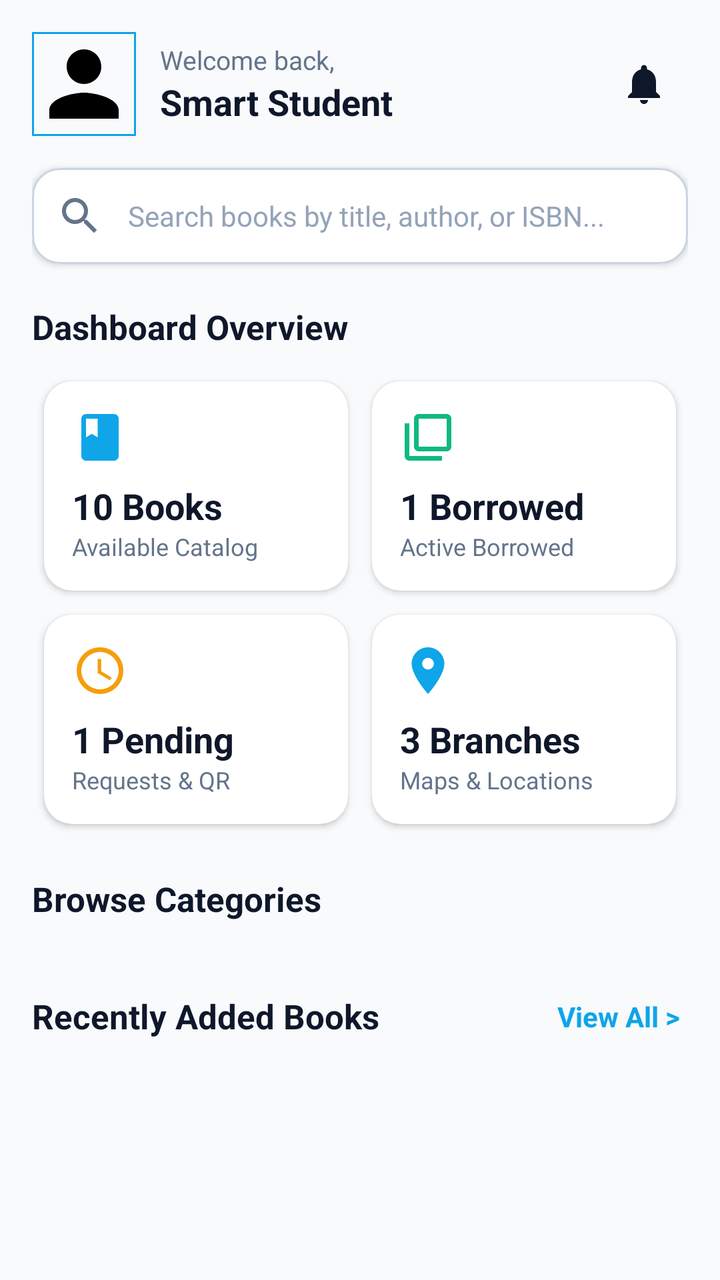
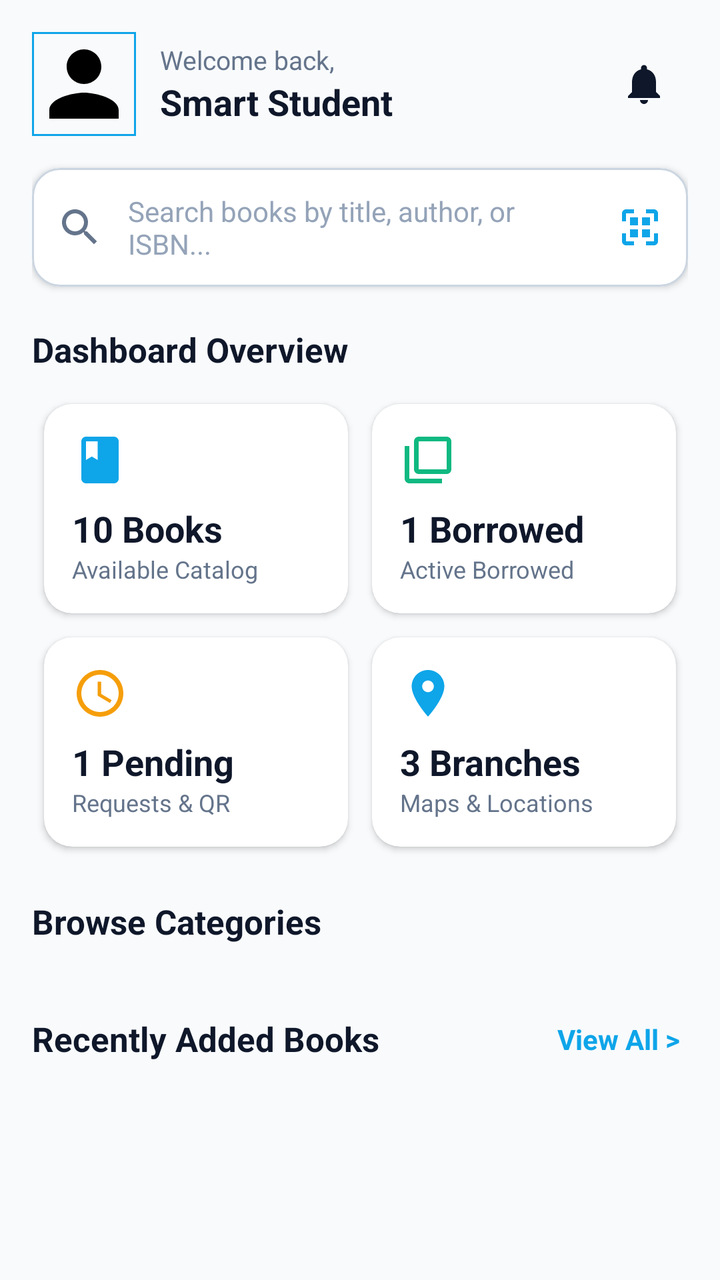

An Android layout rendered at two revisions. The XML below is the earlier revision; the diff shows what the commit changed to produce the second picture.
<!-- AndroidManifest.xml: application theme Theme.SmartLibrary -->
<!-- res/layout/fragment_home.xml -->
<?xml version="1.0" encoding="utf-8"?>
<androidx.core.widget.NestedScrollView xmlns:android="http://schemas.android.com/apk/res/android"
    xmlns:app="http://schemas.android.com/apk/res-auto"
    android:layout_width="match_parent"
    android:layout_height="match_parent"
    android:background="@color/background"
    android:clipToPadding="false"
    android:fillViewport="true">

    <LinearLayout
        android:layout_width="match_parent"
        android:layout_height="wrap_content"
        android:orientation="vertical"
        android:paddingHorizontal="16dp"
        android:paddingTop="16dp"
        android:paddingBottom="90dp">

        
        <RelativeLayout
            android:layout_width="match_parent"
            android:layout_height="wrap_content">

            <com.google.android.material.imageview.ShapeableImageView
                android:id="@+id/imgHomeProfile"
                android:layout_width="52dp"
                android:layout_height="52dp"
                android:layout_alignParentStart="true"
                android:contentDescription="Profile Photo"
                android:scaleType="centerCrop"
                android:src="@drawable/ic_profile"
                app:cornerSize="50%"
                app:strokeColor="@color/accent"
                app:strokeWidth="2dp" />

            <LinearLayout
                android:layout_width="wrap_content"
                android:layout_height="wrap_content"
                android:layout_centerVertical="true"
                android:layout_marginStart="12dp"
                android:layout_toEndOf="@id/imgHomeProfile"
                android:orientation="vertical">

                <TextView
                    android:id="@+id/tvGreeting"
                    android:layout_width="wrap_content"
                    android:layout_height="wrap_content"
                    android:text="Welcome back,"
                    android:textColor="@color/text_secondary"
                    android:textSize="13sp" />

                <TextView
                    android:id="@+id/tvHomeUserName"
                    android:layout_width="wrap_content"
                    android:layout_height="wrap_content"
                    android:text="Smart Student"
                    android:textColor="@color/text_primary"
                    android:textSize="18sp"
                    android:textStyle="bold" />
            </LinearLayout>

            <ImageView
                android:id="@+id/btnNotificationHeader"
                android:layout_width="44dp"
                android:layout_height="44dp"
                android:layout_alignParentEnd="true"
                android:layout_centerVertical="true"
                android:background="?attr/selectableItemBackgroundBorderless"
                android:contentDescription="Notifications"
                android:padding="10dp"
                android:src="@drawable/ic_notification"
                app:tint="@color/text_primary" />
        </RelativeLayout>

        
        <com.google.android.material.card.MaterialCardView
            android:id="@+id/cardHomeSearch"
            android:layout_width="match_parent"
            android:layout_height="wrap_content"
            android:layout_marginTop="16dp"
            app:cardBackgroundColor="@color/surface"
            app:cardCornerRadius="14dp"
            app:cardElevation="2dp"
            app:strokeColor="@color/card_stroke"
            app:strokeWidth="1dp">

            <LinearLayout
                android:layout_width="match_parent"
                android:layout_height="wrap_content"
                android:gravity="center_vertical"
                android:orientation="horizontal"
                android:padding="12dp">

                <ImageView
                    android:layout_width="24dp"
                    android:layout_height="24dp"
                    android:contentDescription="Search"
                    android:src="@drawable/ic_search"
                    app:tint="@color/text_secondary" />

                <TextView
                    android:id="@+id/tvHomeSearchPlaceholder"
                    android:layout_width="0dp"
                    android:layout_height="wrap_content"
                    android:layout_marginStart="12dp"
                    android:layout_weight="1"
                    android:text="Search books by title, author, or ISBN..."
                    android:textColor="@color/text_muted"
                    android:textSize="14sp" />
            </LinearLayout>
        </com.google.android.material.card.MaterialCardView>

        
        <TextView
            android:layout_width="wrap_content"
            android:layout_height="wrap_content"
            android:layout_marginTop="20dp"
            android:text="Dashboard Overview"
            android:textColor="@color/text_primary"
            android:textSize="17sp"
            android:textStyle="bold" />

        <GridLayout
            android:layout_width="match_parent"
            android:layout_height="wrap_content"
            android:layout_marginTop="10dp"
            android:columnCount="2"
            android:rowCount="3">

            
            <com.google.android.material.card.MaterialCardView
                android:id="@+id/cardAvailableBooks"
                android:layout_width="0dp"
                android:layout_height="wrap_content"
                android:layout_columnWeight="1"
                android:layout_margin="6dp"
                app:cardBackgroundColor="@color/surface"
                app:cardCornerRadius="14dp"
                app:cardElevation="2dp"
                app:strokeColor="@color/card_stroke">

                <LinearLayout
                    android:layout_width="match_parent"
                    android:layout_height="wrap_content"
                    android:orientation="vertical"
                    android:padding="14dp">

                    <ImageView
                        android:layout_width="28dp"
                        android:layout_height="28dp"
                        android:contentDescription="Icon"
                        android:src="@drawable/ic_book"
                        app:tint="@color/accent" />

                    <TextView
                        android:id="@+id/tvStatAvailableCount"
                        android:layout_width="wrap_content"
                        android:layout_height="wrap_content"
                        android:layout_marginTop="8dp"
                        android:text="10 Books"
                        android:textColor="@color/text_primary"
                        android:textSize="18sp"
                        android:textStyle="bold" />

                    <TextView
                        android:layout_width="wrap_content"
                        android:layout_height="wrap_content"
                        android:text="Available Catalog"
                        android:textColor="@color/text_secondary"
                        android:textSize="12sp" />
                </LinearLayout>
            </com.google.android.material.card.MaterialCardView>

            
            <com.google.android.material.card.MaterialCardView
                android:id="@+id/cardIssuedBooks"
                android:layout_width="0dp"
                android:layout_height="wrap_content"
                android:layout_columnWeight="1"
                android:layout_margin="6dp"
                app:cardBackgroundColor="@color/surface"
                app:cardCornerRadius="14dp"
                app:cardElevation="2dp"
                app:strokeColor="@color/card_stroke">

                <LinearLayout
                    android:layout_width="match_parent"
                    android:layout_height="wrap_content"
                    android:orientation="vertical"
                    android:padding="14dp">

                    <ImageView
                        android:layout_width="28dp"
                        android:layout_height="28dp"
                        android:contentDescription="Icon"
                        android:src="@drawable/ic_my_books"
                        app:tint="@color/success" />

                    <TextView
                        android:id="@+id/tvStatIssuedCount"
                        android:layout_width="wrap_content"
                        android:layout_height="wrap_content"
                        android:layout_marginTop="8dp"
                        android:text="1 Borrowed"
                        android:textColor="@color/text_primary"
                        android:textSize="18sp"
                        android:textStyle="bold" />

                    <TextView
                        android:layout_width="wrap_content"
                        android:layout_height="wrap_content"
                        android:text="Active Borrowed"
                        android:textColor="@color/text_secondary"
                        android:textSize="12sp" />
                </LinearLayout>
            </com.google.android.material.card.MaterialCardView>

            
            <com.google.android.material.card.MaterialCardView
                android:id="@+id/cardPendingRequests"
                android:layout_width="0dp"
                android:layout_height="wrap_content"
                android:layout_columnWeight="1"
                android:layout_margin="6dp"
                app:cardBackgroundColor="@color/surface"
                app:cardCornerRadius="14dp"
                app:cardElevation="2dp"
                app:strokeColor="@color/card_stroke">

                <LinearLayout
                    android:layout_width="match_parent"
                    android:layout_height="wrap_content"
                    android:orientation="vertical"
                    android:padding="14dp">

                    <ImageView
                        android:layout_width="28dp"
                        android:layout_height="28dp"
                        android:contentDescription="Icon"
                        android:src="@drawable/ic_pending"
                        app:tint="@color/warning" />

                    <TextView
                        android:id="@+id/tvStatPendingCount"
                        android:layout_width="wrap_content"
                        android:layout_height="wrap_content"
                        android:layout_marginTop="8dp"
                        android:text="1 Pending"
                        android:textColor="@color/text_primary"
                        android:textSize="18sp"
                        android:textStyle="bold" />

                    <TextView
                        android:layout_width="wrap_content"
                        android:layout_height="wrap_content"
                        android:text="Requests &amp; QR"
                        android:textColor="@color/text_secondary"
                        android:textSize="12sp" />
                </LinearLayout>
            </com.google.android.material.card.MaterialCardView>

            
            <com.google.android.material.card.MaterialCardView
                android:id="@+id/cardLibraryLocations"
                android:layout_width="0dp"
                android:layout_height="wrap_content"
                android:layout_columnWeight="1"
                android:layout_margin="6dp"
                app:cardBackgroundColor="@color/surface"
                app:cardCornerRadius="14dp"
                app:cardElevation="2dp"
                app:strokeColor="@color/card_stroke">

                <LinearLayout
                    android:layout_width="match_parent"
                    android:layout_height="wrap_content"
                    android:orientation="vertical"
                    android:padding="14dp">

                    <ImageView
                        android:layout_width="28dp"
                        android:layout_height="28dp"
                        android:contentDescription="Icon"
                        android:src="@drawable/ic_location"
                        app:tint="@color/accent" />

                    <TextView
                        android:id="@+id/tvStatLocationsCount"
                        android:layout_width="wrap_content"
                        android:layout_height="wrap_content"
                        android:layout_marginTop="8dp"
                        android:text="3 Branches"
                        android:textColor="@color/text_primary"
                        android:textSize="18sp"
                        android:textStyle="bold" />

                    <TextView
                        android:layout_width="wrap_content"
                        android:layout_height="wrap_content"
                        android:text="Maps &amp; Locations"
                        android:textColor="@color/text_secondary"
                        android:textSize="12sp" />
                </LinearLayout>
            </com.google.android.material.card.MaterialCardView>

        </GridLayout>

        
        <TextView
            android:layout_width="wrap_content"
            android:layout_height="wrap_content"
            android:layout_marginTop="20dp"
            android:text="Browse Categories"
            android:textColor="@color/text_primary"
            android:textSize="17sp"
            android:textStyle="bold" />

        <androidx.recyclerview.widget.RecyclerView
            android:id="@+id/rvHomeCategories"
            android:layout_width="match_parent"
            android:layout_height="wrap_content"
            android:layout_marginTop="10dp"
            android:clipToPadding="false"
            android:orientation="horizontal"
            app:layoutManager="androidx.recyclerview.widget.LinearLayoutManager" />

        
        <RelativeLayout
            android:layout_width="match_parent"
            android:layout_height="wrap_content"
            android:layout_marginTop="24dp">

            <TextView
                android:layout_width="wrap_content"
                android:layout_height="wrap_content"
                android:layout_alignParentStart="true"
                android:layout_centerVertical="true"
                android:text="Recently Added Books"
                android:textColor="@color/text_primary"
                android:textSize="17sp"
                android:textStyle="bold" />

            <TextView
                android:id="@+id/tvViewAllBooks"
                android:layout_width="wrap_content"
                android:layout_height="wrap_content"
                android:layout_alignParentEnd="true"
                android:layout_centerVertical="true"
                android:padding="4dp"
                android:text="View All >"
                android:textColor="@color/accent"
                android:textStyle="bold" />
        </RelativeLayout>

        <androidx.recyclerview.widget.RecyclerView
            android:id="@+id/rvRecentBooks"
            android:layout_width="match_parent"
            android:layout_height="wrap_content"
            android:layout_marginTop="10dp"
            android:clipToPadding="false"
            android:orientation="horizontal"
            app:layoutManager="androidx.recyclerview.widget.LinearLayoutManager" />

    </LinearLayout>
</androidx.core.widget.NestedScrollView>
<!-- resources referenced by this layout -->
<resources>
  <color name="accent">#0EA5E9</color>
  <color name="background">#F8FAFC</color>
  <color name="card_stroke">#CBD5E1</color>
  <color name="success">#10B981</color>
  <color name="surface">#FFFFFF</color>
  <color name="text_muted">#94A3B8</color>
  <color name="text_primary">#0F172A</color>
  <color name="text_secondary">#64748B</color>
  <color name="warning">#F59E0B</color>
  <!-- drawable ic_book (drawable) -->
  <vector xmlns:android="http://schemas.android.com/apk/res/android"
      android:width="24dp"
      android:height="24dp"
      android:viewportWidth="24"
      android:viewportHeight="24">
    <path
        android:fillColor="#FF000000"
        android:pathData="M18,2H6C4.9,2 4,2.9 4,4v16c0,1.1 0.9,2 2,2h12c1.1,0 2,-0.9 2,-2V4C20,2.9 19.1,2 18,2zM6,4h5v8l-2.5,-1.5L6,12V4z"/>
  </vector>
  <!-- drawable ic_location (drawable) -->
  <vector xmlns:android="http://schemas.android.com/apk/res/android"
      android:width="24dp"
      android:height="24dp"
      android:viewportWidth="24"
      android:viewportHeight="24">
    <path
        android:fillColor="#FF000000"
        android:pathData="M12,2C8.13,2 5,5.13 5,9c0,5.25 7,13 7,13s7,-7.75 7,-13c0,-3.87 -3.13,-7 -7,-7zM12,11.5c-1.38,0 -2.5,-1.12 -2.5,-2.5s1.12,-2.5 2.5,-2.5 2.5,1.12 2.5,2.5 -1.12,2.5 -2.5,2.5z"/>
  </vector>
  <!-- drawable ic_my_books (drawable) -->
  <vector xmlns:android="http://schemas.android.com/apk/res/android"
      android:width="24dp"
      android:height="24dp"
      android:viewportWidth="24"
      android:viewportHeight="24">
    <path
        android:fillColor="#FF000000"
        android:pathData="M4,6H2v14c0,1.1 0.9,2 2,2h14v-2H4V6zm16,-4H8c-1.1,0 -2,0.9 -2,2v12c0,1.1 0.9,2 2,2h12c1.1,0 2,-0.9 2,-2V4c0,-1.1 -0.9,-2 -2,-2zm0,14H8V4h12v12z"/>
  </vector>
  <!-- drawable ic_notification (drawable) -->
  <vector xmlns:android="http://schemas.android.com/apk/res/android"
      android:width="24dp"
      android:height="24dp"
      android:viewportWidth="24"
      android:viewportHeight="24">
    <path
        android:fillColor="#FF000000"
        android:pathData="M12,22c1.1,0 2,-0.9 2,-2h-4c0,1.1 0.9,2 2,2zM18,16v-5c0,-3.07 -1.63,-5.64 -4.5,-6.32V4c0,-0.83 -0.67,-1.5 -1.5,-1.5s-1.5,0.67 -1.5,1.5v0.68C7.64,5.36 6,7.92 6,11v5l-2,2v1h16v-1l-2,-2z"/>
  </vector>
  <!-- drawable ic_pending (drawable) -->
  <vector xmlns:android="http://schemas.android.com/apk/res/android"
      android:width="24dp"
      android:height="24dp"
      android:viewportWidth="24"
      android:viewportHeight="24">
    <path
        android:fillColor="#FF000000"
        android:pathData="M11.99,2C6.47,2 2,6.48 2,12s4.47,10 9.99,10C17.52,22 22,17.52 22,12S17.52,2 11.99,2zM12,20c-4.42,0 -8,-3.58 -8,-8s3.58,-8 8,-8 8,3.58 8,8 -3.58,8 -8,8zM12.5,7H11v6l5.25,3.15 0.75,-1.23 -4.5,-2.67z"/>
  </vector>
  <!-- drawable ic_profile (drawable) -->
  <vector xmlns:android="http://schemas.android.com/apk/res/android"
      android:width="24dp"
      android:height="24dp"
      android:viewportWidth="24"
      android:viewportHeight="24">
    <path
        android:fillColor="#FF000000"
        android:pathData="M12,12c2.21,0 4,-1.79 4,-4s-1.79,-4 -4,-4 -4,1.79 -4,4 1.79,4 4,4zm0,2c-2.67,0 -8,1.34 -8,4v2h16v-2c0,-2.66 -5.33,-4 -8,-4z"/>
  </vector>
  <style name="Theme.SmartLibrary" parent="Base.Theme.SmartLibrary" />
  <color name="primary">#1E293B</color>
  <color name="primary_dark">#0F172A</color>
  <color name="white">#FFFFFF</color>
  <color name="accent_dark">#0284C7</color>
  <!-- unchanged entries left out for length: 2 -->
</resources>

<!-- the commit's change to res/layout/fragment_home.xml (unified diff, before → after) -->
@@ -106,6 +106,16 @@
                     android:text="Search books by title, author, or ISBN..."
                     android:textColor="@color/text_muted"
                     android:textSize="14sp" />
+
+                <ImageView
+                    android:id="@+id/btnHomeScanQr"
+                    android:layout_width="24dp"
+                    android:layout_height="24dp"
+                    android:layout_marginStart="8dp"
+                    android:background="?attr/selectableItemBackgroundBorderless"
+                    android:contentDescription="Scan QR"
+                    android:src="@drawable/ic_qr_scan"
+                    app:tint="@color/accent" />
             </LinearLayout>
         </com.google.android.material.card.MaterialCardView>
 
<!-- resource entries referenced after the edit -->
@@ -69,6 +69,16 @@
         android:fillColor="#FF000000"
         android:pathData="M12,12c2.21,0 4,-1.79 4,-4s-1.79,-4 -4,-4 -4,1.79 -4,4 1.79,4 4,4zm0,2c-2.67,0 -8,1.34 -8,4v2h16v-2c0,-2.66 -5.33,-4 -8,-4z"/>
   </vector>
+  <!-- drawable ic_qr_scan (drawable) -->
+  <vector xmlns:android="http://schemas.android.com/apk/res/android"
+      android:width="24dp"
+      android:height="24dp"
+      android:viewportWidth="24"
+      android:viewportHeight="24">
+    <path
+        android:fillColor="#FF000000"
+        android:pathData="M3,5v4h2V5h4V3H5C3.9,3 3,3.9 3,5zm2,10H3v4c0,1.1 0.9,2 2,2h4v-2H5v-4zm14,4h-4v2h4c1.1,0 2,-0.9 2,-2v-4h-2v4zm0,-14h-4V3h4c1.1,0 2,0.9 2,2v4h-2V5zM7,7h4v4H7V7zm6,0h4v4h-4V7zm-6,6h4v4H7v-4zm6,0h4v4h-4v-4z"/>
+  </vector>
   <style name="Theme.SmartLibrary" parent="Base.Theme.SmartLibrary" />
   <color name="primary">#1E293B</color>
   <color name="primary_dark">#0F172A</color>
